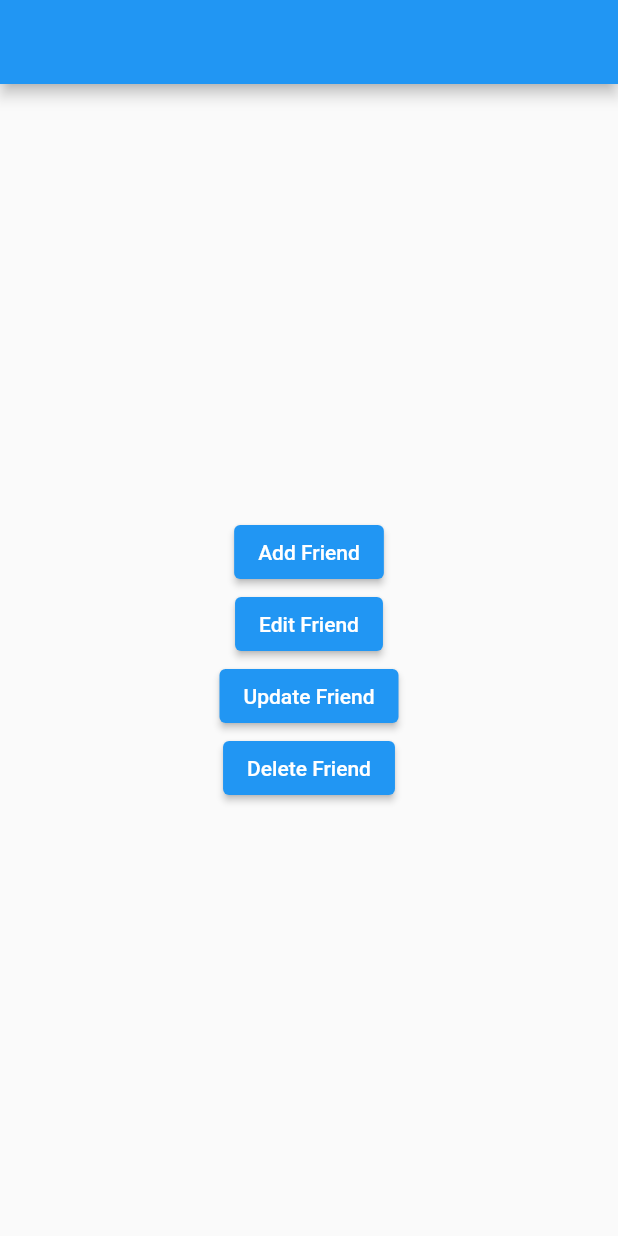
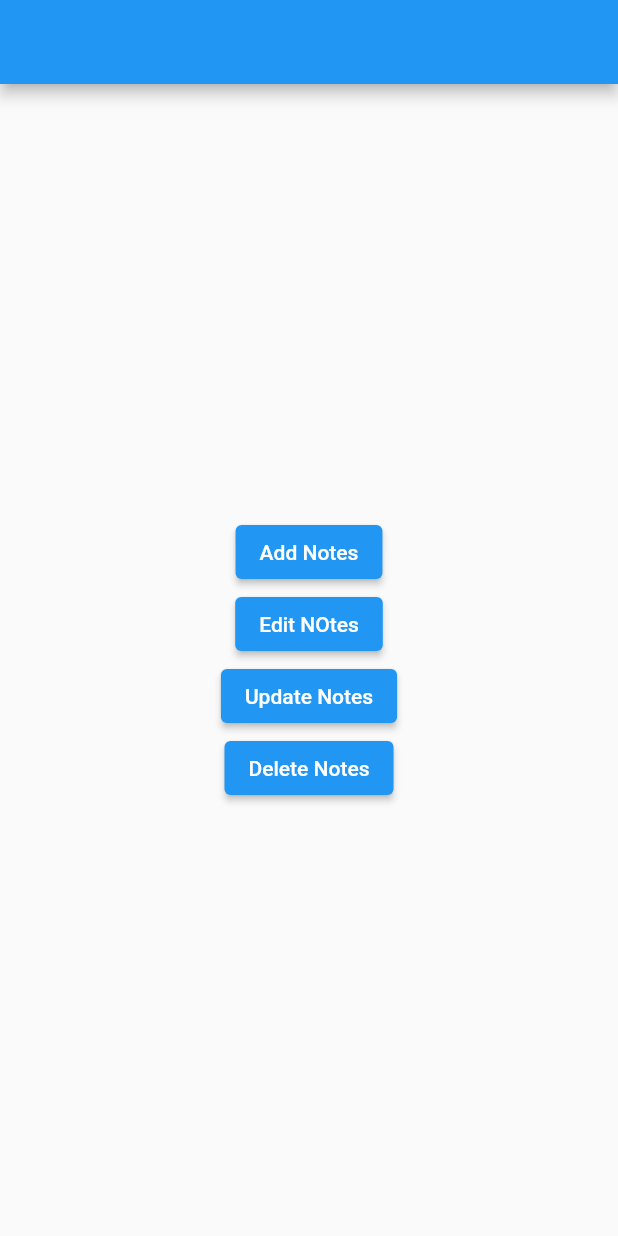
Before and after one commit to rahulsvaz/hive_sample_2, a Flutter app: the screen it shows after launch, on a phone screen of 412 x 824 dp. Run offline on Flutter 3.47's test engine with Material 2 defaults, Android fonts, the phone set to English and light mode, and no system bars; our stand-ins replace hive_flutter; accounts and stored records are empty.

Commit message:
button label changed

```diff
--- a/lib/screens/home_screen.dart
+++ b/lib/screens/home_screen.dart
@@ -1,6 +1,8 @@
 import 'package:flutter/material.dart';
 
 class HomeScreen extends StatefulWidget {
+
+  Box f
   const HomeScreen({super.key});
 
   @override
@@ -17,10 +19,10 @@ class _HomeScreenState extends State<HomeScreen> {
           mainAxisAlignment: MainAxisAlignment.center,
           children: [
 
-          ElevatedButton(onPressed: () {}, child: const Text('Add Friend')),
-           ElevatedButton(onPressed: () {}, child: const Text('Edit Friend')),
-            ElevatedButton(onPressed: () {}, child: const Text('Update Friend')),
-             ElevatedButton(onPressed: () {}, child: const Text('Delete Friend')),
+          ElevatedButton(onPressed: () {}, child: const Text('Add Notes')),
+           ElevatedButton(onPressed: () {}, child: const Text('Edit NOtes')),
+            ElevatedButton(onPressed: () {}, child: const Text('Update Notes')),
+             ElevatedButton(onPressed: () {}, child: const Text('Delete Notes')),
         ]),
       ),
     );
```
